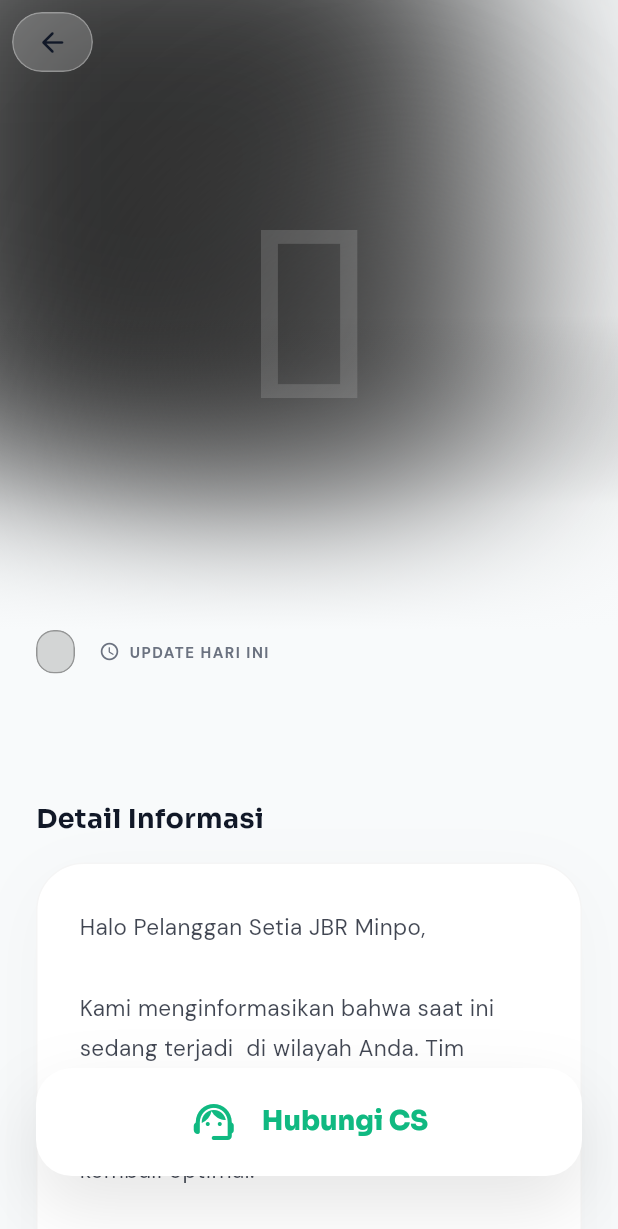
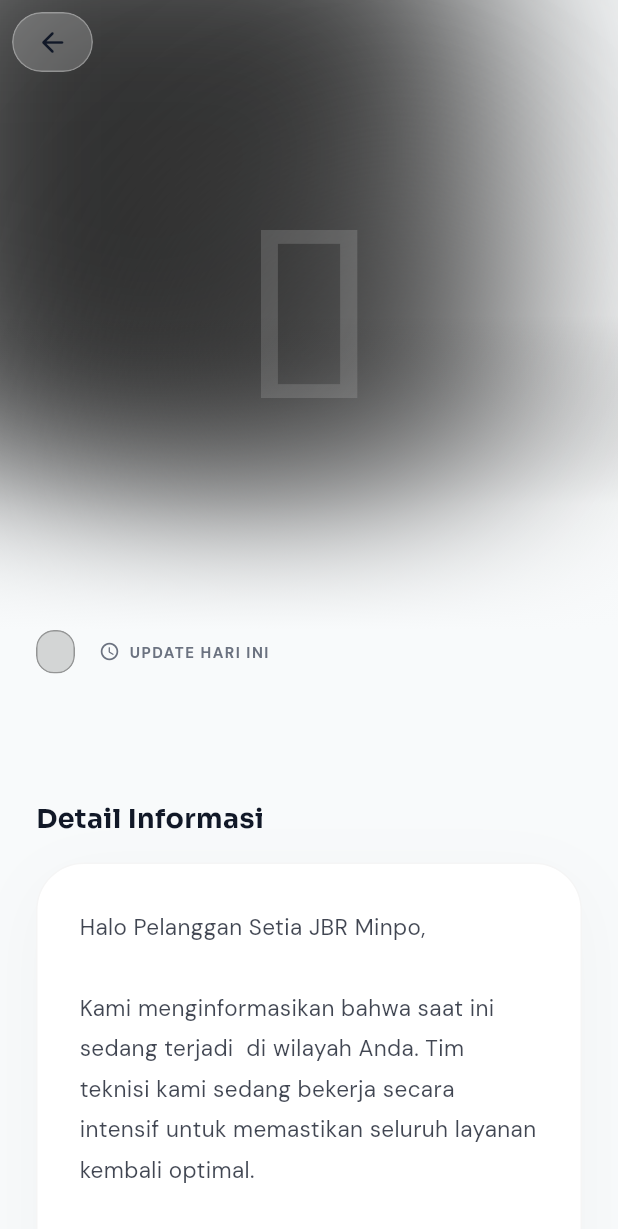
Before and after one commit to velora-1d/JBR-Mimpo, a Flutter app: the InformationDetailScreen screen opened directly with empty values, on a phone screen of 412 x 824 dp. Shown: the top 1229 px of the screen. Run offline on Flutter 3.47's test engine with Material 3 defaults, Android fonts, the phone set to English and light mode, and no system bars; drawn by our look-alikes of flutter_animate; our stand-ins replace cached_network_image, connectivity_plus, dio, flutter_riverpod, flutter_secure_storage, flutter_svg and 6 more; accounts and stored records are empty; network calls fail.

Commit message:
fix: perbaikan sinkronisasi navigasi navbar dan penghapusan UI bar duplikat di halaman detail

```diff
--- a/Minpo_mobile/lib/features/info/presentation/pages/information_detail_screen.dart
+++ b/Minpo_mobile/lib/features/info/presentation/pages/information_detail_screen.dart
@@ -115,7 +115,12 @@ class InformationDetailScreen extends StatelessWidget {
                       // Expert Advice / Tips
                       _buildPremiumTips(),
 
-                      const SizedBox(height: 140), // Space for CS Button
+                      const SizedBox(height: 48),
+
+                      // Dedicated CS Action
+                      _buildBottomCSButton(context),
+
+                      const SizedBox(height: 120), // Height for stable persistent NavigationBar
                     ],
                   ),
                 ),
@@ -123,8 +128,7 @@ class InformationDetailScreen extends StatelessWidget {
             ],
           ),
 
-          // 3. Floating Premium Action Button
-          _buildFloatingCS(context),
+          if (isMaintenance || isGangguan) _buildLoadingOverlay(),
         ],
       ),
     );
@@ -465,12 +469,9 @@ class InformationDetailScreen extends StatelessWidget {
     ).animate().fadeIn(delay: 800.ms).slideY(begin: 0.1);
   }
 
-  Widget _buildFloatingCS(BuildContext context) {
-    return Positioned(
-      bottom: 40,
-      left: 24,
-      right: 24,
-      child: Container(
+  Widget _buildBottomCSButton(BuildContext context) {
+    return Container(
+      width: double.infinity,
       height: 72,
       decoration: BoxDecoration(
         borderRadius: BorderRadius.circular(24),
@@ -489,6 +490,7 @@ class InformationDetailScreen extends StatelessWidget {
           foregroundColor: AppColors.primary,
           shape: RoundedRectangleBorder(
             borderRadius: BorderRadius.circular(24),
+            side: BorderSide(color: AppColors.primary.withValues(alpha: 0.1)),
           ),
           elevation: 0,
         ),
@@ -498,7 +500,7 @@ class InformationDetailScreen extends StatelessWidget {
             const Icon(Icons.support_agent_rounded, size: 32),
             const SizedBox(width: 16),
             Text(
-                'Hubungi CS',
+              'Hubungi CS JBR Minpo',
               style: GoogleFonts.sora(
                 fontWeight: FontWeight.w800,
                 fontSize: 18,
@@ -507,7 +509,20 @@ class InformationDetailScreen extends StatelessWidget {
           ],
         ),
       ),
+    ).animate().fadeIn(delay: 1000.ms).slideY(begin: 0.2);
+  }
+
+  Widget _buildLoadingOverlay() {
+    return Stack(
+      children: [
+        Positioned.fill(
+          child: BackdropFilter(
+            filter: ImageFilter.blur(sigmaX: 5, sigmaY: 5),
+            child: Container(color: Colors.white.withValues(alpha: 0.5)),
           ),
-    ).animate().slideY(begin: 1.5, delay: 1200.ms, curve: Curves.easeOutBack);
+        ),
+        const Center(child: CircularProgressIndicator(color: AppColors.primary)),
+      ],
+    );
   }
 }
```
Also changed, not shown: Minpo_mobile/lib/features/home/presentation/pages/dashboard_screen.dart (+11 -3 lines), Minpo_mobile/lib/features/support/presentation/pages/report_issue_screen.dart (+17 -22 lines). Lines whose indentation alone changed are shown as unchanged.
